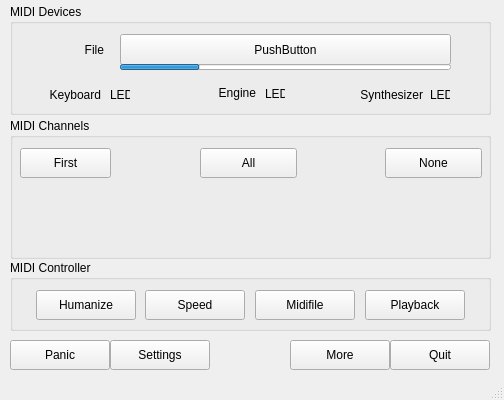
First picture: the form in src/mainwindow.ui, repository obook/I-like-Chopin, before the edit.
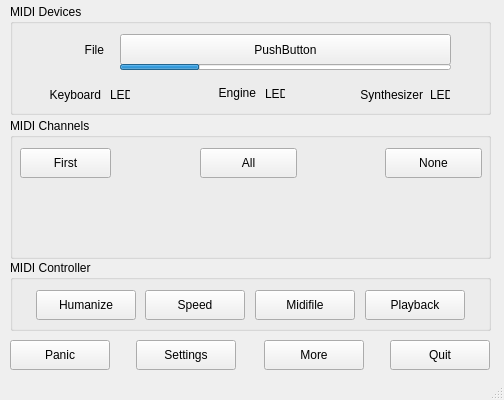
Second picture: the form after the edit.

Commit message: Move buttons at bottom

What changed in the file:
```diff
--- a/src/mainwindow.ui
+++ b/src/mainwindow.ui
@@ -346,7 +346,7 @@
    <widget class="QPushButton" name="pushButton_Info">
     <property name="geometry">
      <rect>
-      <x>290</x>
+      <x>264</x>
       <y>340</y>
       <width>100</width>
       <height>30</height>
@@ -359,7 +359,7 @@
    <widget class="QPushButton" name="pushButton_Settings">
     <property name="geometry">
      <rect>
-      <x>110</x>
+      <x>136</x>
       <y>340</y>
       <width>100</width>
       <height>30</height>
```
The commit also changes 1 other file.
